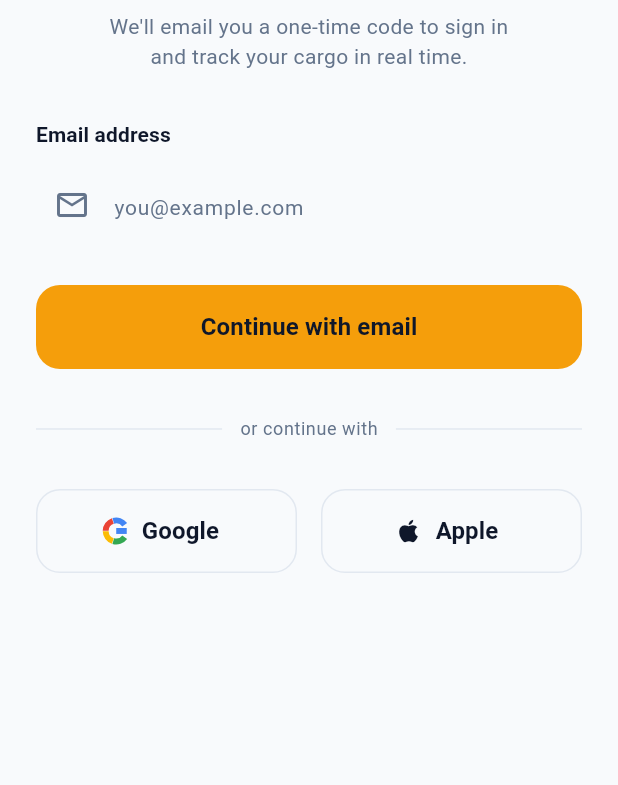
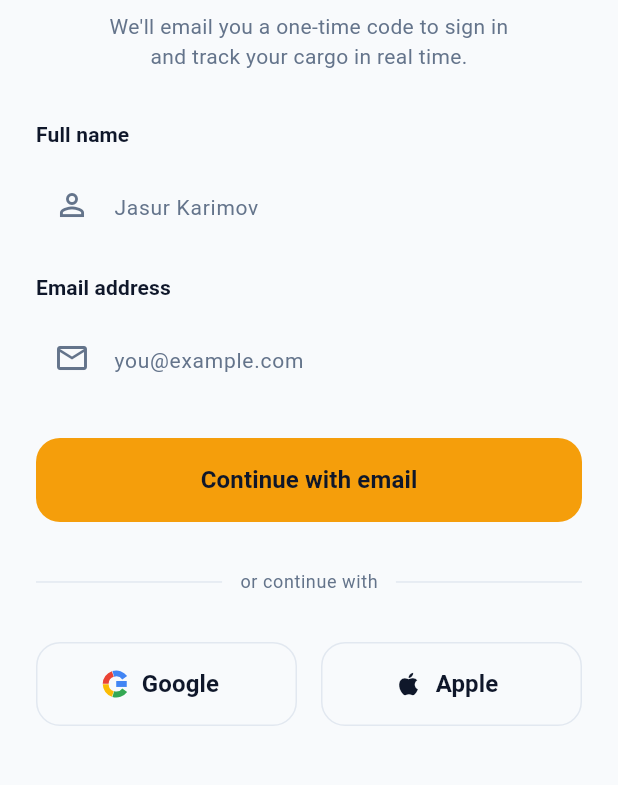
Before and after one commit to keikoluc/aligo, a Flutter app: the LoginScreen screen opened directly, on a phone screen of 412 x 824 dp, the part 231-1016 px from its top. Run offline on Flutter 3.47's test engine with Material 3 defaults, Android fonts, the phone set to English and light mode, and no system bars; our stand-ins replace firebase_core, firebase_messaging, flutter_secure_storage, geolocator, google_sign_in, socket_io_client and 1 more; missing offline and left inert: mapbox_maps_flutter; accounts and stored records are empty.

Commit message:
Hand off the landing page's login session into the app, merge signup into login
Previously, verifying via the landing page's own login modal
(aligoo.uz) and then tapping "Open the app" dropped the user on the
Flutter app's separate login screen, asking for email again — a
second, redundant login. The landing modal now passes its session
token to /app/ as a query param; the app reads it on launch, saves it,
and resumes straight into the account (reusing the retry-aware
_resumeSession from the previous fix).

Also folds the two-screen login/signup split (LoginScreen: email only,
EmailSignupScreen: name + email) into one screen that always asks for
an optional full name plus email, matching the landing page's own
modal and the fact that /api/auth/otp/verify already creates the
account transparently on first verify — there was never really a
separate "signup" to route to.

Co-Authored-By: Claude Sonnet 5 <noreply@anthropic.com>

```diff
--- /dev/null
+++ b/lib/core/web/session_handoff.dart
@@ -0,0 +1,2 @@
+export 'session_handoff_stub.dart'
+    if (dart.library.html) 'session_handoff_web.dart';
--- /dev/null
+++ b/lib/core/web/session_handoff_stub.dart
@@ -0,0 +1,2 @@
+/// Non-web platforms never receive a handoff token via URL.
+String? consumeHandoffToken() => null;
--- a/lib/l10n/app_en.arb
+++ b/lib/l10n/app_en.arb
@@ -24,21 +24,15 @@
   "orContinueWith": "or continue with",
   "google": "Google",
   "apple": "Apple",
-  "noAccountPrompt": "Don't have an account? ",
-  "createOne": "Create one",
   "invalidEmail": "Enter a valid email address",
   "googleSignInFailed": "Google sign-in failed: {error}",
   "@googleSignInFailed": {
     "placeholders": { "error": { "type": "String" } }
   },
 
-  "createAccountTitle": "Create your account",
-  "joinAligo": "Join Aligo",
-  "signupSubtitle": "We'll email you a verification code to confirm it's you.",
   "fullNameLabel": "Full name",
   "fullNameHint": "Jasur Karimov",
   "enterFullName": "Enter your full name",
-  "sendVerificationCode": "Send verification code",
 
   "verifyEmailTitle": "Verify your email",
   "enterCodeTitle": "Enter the code we sent",
--- a/lib/l10n/app_localizations.dart
+++ b/lib/l10n/app_localizations.dart
@@ -220,18 +220,6 @@ abstract class AppLocalizations {
   /// **'Apple'**
   String get apple;
 
-  /// No description provided for @noAccountPrompt.
-  ///
-  /// In en, this message translates to:
-  /// **'Don\'t have an account? '**
-  String get noAccountPrompt;
-
-  /// No description provided for @createOne.
-  ///
-  /// In en, this message translates to:
-  /// **'Create one'**
-  String get createOne;
-
   /// No description provided for @invalidEmail.
   ///
   /// In en, this message translates to:
@@ -243,24 +231,6 @@ abstract class AppLocalizations {
   /// In en, this message translates to:
   /// **'Google sign-in failed: {error}'**
   String googleSignInFailed(String error);
-
-  /// No description provided for @createAccountTitle.
-  ///
-  /// In en, this message translates to:
-  /// **'Create your account'**
-  String get createAccountTitle;
-
-  /// No description provided for @joinAligo.
-  ///
-  /// In en, this message translates to:
-  /// **'Join Aligo'**
-  String get joinAligo;
-
-  /// No description provided for @signupSubtitle.
-  ///
-  /// In en, this message translates to:
-  /// **'We\'ll email you a verification code to confirm it\'s you.'**
-  String get signupSubtitle;
 
   /// No description provided for @fullNameLabel.
   ///
@@ -279,12 +249,6 @@ abstract class AppLocalizations {
   /// In en, this message translates to:
   /// **'Enter your full name'**
   String get enterFullName;
-
-  /// No description provided for @sendVerificationCode.
-  ///
-  /// In en, this message translates to:
-  /// **'Send verification code'**
-  String get sendVerificationCode;
 
   /// No description provided for @verifyEmailTitle.
   ///
--- a/lib/l10n/app_ru.arb
+++ b/lib/l10n/app_ru.arb
@@ -24,18 +24,12 @@
   "orContinueWith": "или продолжить с",
   "google": "Google",
   "apple": "Apple",
-  "noAccountPrompt": "Нет аккаунта? ",
-  "createOne": "Создать",
   "invalidEmail": "Введите корректный email",
   "googleSignInFailed": "Не удалось войти через Google: {error}",
 
-  "createAccountTitle": "Создать аккаунт",
-  "joinAligo": "Присоединяйтесь к Aligo",
-  "signupSubtitle": "Мы отправим вам код подтверждения на почту.",
   "fullNameLabel": "Полное имя",
   "fullNameHint": "Jasur Karimov",
   "enterFullName": "Введите ваше полное имя",
-  "sendVerificationCode": "Отправить код подтверждения",
 
   "verifyEmailTitle": "Подтвердите email",
   "enterCodeTitle": "Введите полученный код",
--- a/lib/l10n/app_uz.arb
+++ b/lib/l10n/app_uz.arb
@@ -24,18 +24,12 @@
   "orContinueWith": "yoki davom eting",
   "google": "Google",
   "apple": "Apple",
-  "noAccountPrompt": "Hisobingiz yo'qmi? ",
-  "createOne": "Ro'yxatdan o'tish",
   "invalidEmail": "To'g'ri email manzilini kiriting",
   "googleSignInFailed": "Google orqali kirish muvaffaqiyatsiz: {error}",
 
-  "createAccountTitle": "Hisob yaratish",
-  "joinAligo": "Aligo'ga qo'shiling",
-  "signupSubtitle": "Sizni tasdiqlash uchun email orqali tasdiqlash kodini yuboramiz.",
   "fullNameLabel": "To'liq ism",
   "fullNameHint": "Jasur Karimov",
   "enterFullName": "To'liq ismingizni kiriting",
-  "sendVerificationCode": "Tasdiqlash kodini yuborish",
 
   "verifyEmailTitle": "Emailingizni tasdiqlang",
   "enterCodeTitle": "Yuborilgan kodni kiriting",
--- a/lib/screens/auth/login_screen.dart
+++ b/lib/screens/auth/login_screen.dart
@@ -13,14 +13,14 @@ import '../../widgets/google_logo.dart';
 import '../../widgets/primary_button.dart';
 import '../home/home_screen.dart';
 import '../onboarding/role_select_screen.dart';
-import 'email_signup_screen.dart';
 import 'otp_screen.dart';
 
-/// Production login surface for the Aligo logistics ecosystem.
+/// Production login/signup surface for the Aligo logistics ecosystem.
 ///
-/// Sign-in is email + one-time code, matching the registration flow:
-/// the same backend endpoint creates the account on first verify, so
-/// this screen never asks for a password.
+/// A single email (+ optional full name) then one-time-code flow: the
+/// same backend endpoint both signs in a returning user and creates a
+/// new account on first verify, so there's no separate password or
+/// signup screen to keep in sync with this one.
 class LoginScreen extends StatefulWidget {
   const LoginScreen({super.key});
 
@@ -30,6 +30,7 @@ class LoginScreen extends StatefulWidget {
 
 class _LoginScreenState extends State<LoginScreen> {
   final _formKey = GlobalKey<FormState>();
+  final _nameController = TextEditingController();
   final _emailController = TextEditingController();
 
   final _authApi = AuthApi();
@@ -40,6 +41,7 @@ class _LoginScreenState extends State<LoginScreen> {
 
   @override
   void dispose() {
+    _nameController.dispose();
     _emailController.dispose();
     super.dispose();
   }
@@ -61,10 +63,16 @@ class _LoginScreenState extends State<LoginScreen> {
     setState(() => _isSubmitting = true);
     try {
       final String email = _emailController.text.trim();
+      final String fullName = _nameController.text.trim();
       await _authApi.sendOtp(email);
       if (!mounted) return;
       Navigator.of(context).push(
-        MaterialPageRoute<void>(builder: (_) => OtpScreen(email: email)),
+        MaterialPageRoute<void>(
+          builder: (_) => OtpScreen(
+            email: email,
+            fullName: fullName.isEmpty ? null : fullName,
+          ),
+        ),
       );
     } on ApiException catch (e) {
       if (!mounted) return;
@@ -152,6 +160,14 @@ class _LoginScreenState extends State<LoginScreen> {
                         ),
                         const SizedBox(height: AppSpacing.xl),
                         AppTextField(
+                          controller: _nameController,
+                          label: l10n.fullNameLabel,
+                          hint: l10n.fullNameHint,
+                          prefixIcon: Icons.person_outline,
+                          textCapitalization: TextCapitalization.words,
+                        ),
+                        const SizedBox(height: AppSpacing.md),
+                        AppTextField(
                           controller: _emailController,
                           label: l10n.emailAddressLabel,
                           hint: l10n.emailAddressHint,
@@ -215,33 +231,6 @@ class _LoginScreenState extends State<LoginScreen> {
                         ),
                         const Spacer(),
                         const SizedBox(height: AppSpacing.lg),
-                        Center(
-                          child: Wrap(
-                            alignment: WrapAlignment.center,
-                            children: [
-                              Text(
-                                l10n.noAccountPrompt,
-                                style: textTheme.bodyMedium,
-                              ),
-                              GestureDetector(
-                                onTap: () {
-                                  Navigator.of(context).push(
-                                    MaterialPageRoute<void>(
-                                      builder: (_) => const EmailSignupScreen(),
-                                    ),
-                                  );
-                                },
-                                child: Text(
-                                  l10n.createOne,
-                                  style: textTheme.bodyMedium?.copyWith(
-                                    color: scheme.secondary,
-                                    fontWeight: FontWeight.w700,
-                                  ),
-                                ),
-                              ),
-                            ],
-                          ),
-                        ),
                         if (kIsWeb) ...[
                           const SizedBox(height: AppSpacing.sm),
                           Center(
--- a/pubspec.yaml
+++ b/pubspec.yaml
@@ -46,6 +46,7 @@ dependencies:
   firebase_messaging: ^16.4.1
   intl: ^0.20.2
   url_launcher: ^6.3.2
+  web: ^1.1.1
 
 dev_dependencies:
   flutter_test:
```
Also changed, not shown: lib/core/web/session_handoff_web.dart (added, +21 -0 lines), lib/l10n/app_localizations_en.dart (+0 -19 lines), lib/l10n/app_localizations_ru.dart (+0 -18 lines), lib/l10n/app_localizations_uz.dart (+0 -19 lines), lib/main.dart (+15 -2 lines), lib/screens/auth/email_signup_screen.dart (deleted, +0 -124 lines), pubspec.lock, 2 other files.
